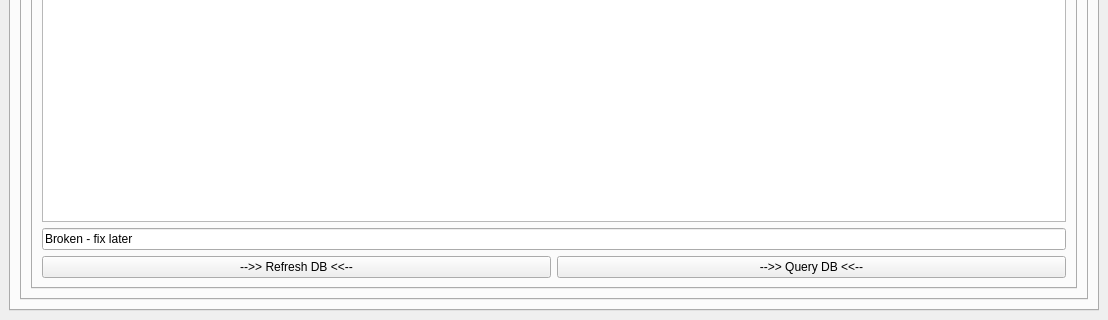
Above: gui.ui from ryanq47/WhisperNet before the change; both pictures show x 0 to 1108 and y 530 to 850 of the 1108 by 850 pixel window. Below: the same form after it.
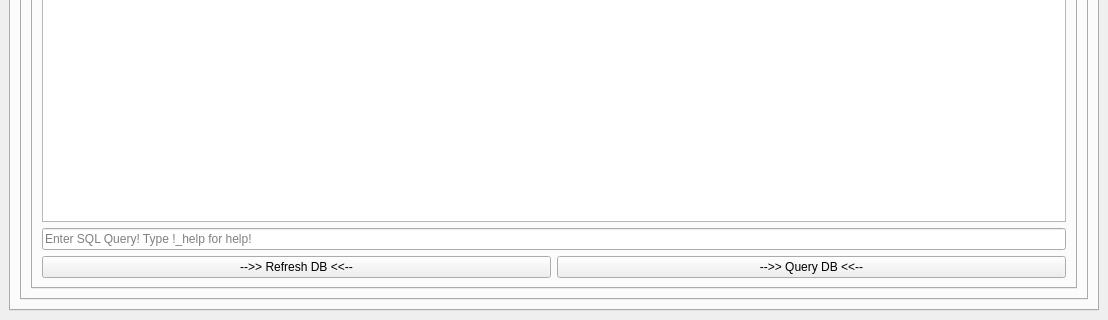
That is the form after the change. The open tabs and pages were chosen to show the change. Icons and pictures are not drawn.

Commit message: Greatly optimized SQL code - a few bugs still exist however

Patch:
```diff
--- a/gui.ui
+++ b/gui.ui
@@ -2373,7 +2373,7 @@
                 <item row="1" column="0" colspan="2">
                  <widget class="QLineEdit" name="DB_Query_scanning_bruteforce">
                   <property name="text">
-                   <string>Broken - fix later</string>
+                   <string/>
                   </property>
                   <property name="placeholderText">
                    <string>Enter SQL Query! Type !_help for help! </string>
```
Left out of the diff: 2 changed lines with no effect on the pictures. The commit also changes 1 other file.
